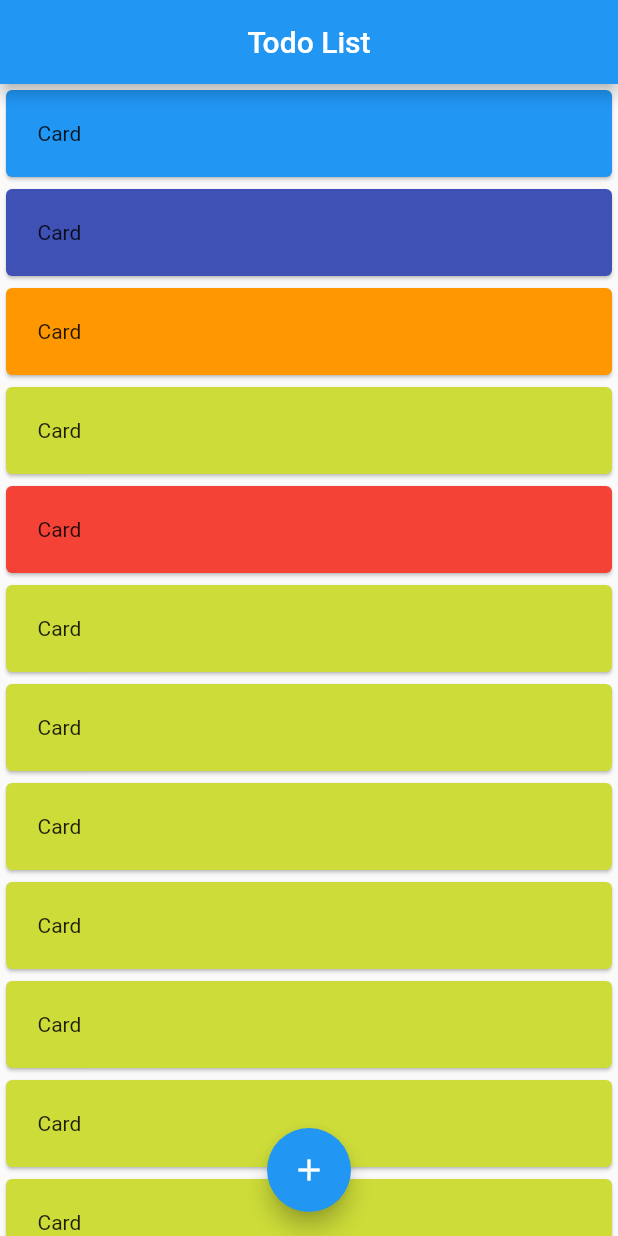
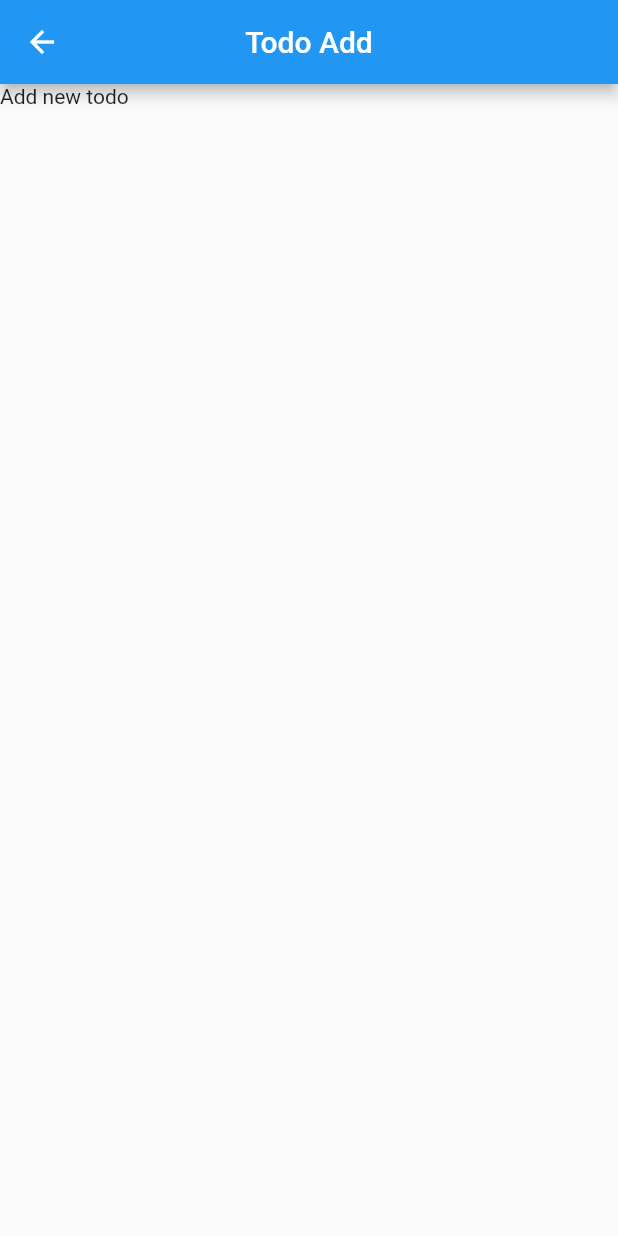
Before and after one commit to iRaySpace/flutter_todo, a Flutter app: the screen it shows after launch, after a tap on the "add" icon, on a phone screen of 412 x 824 dp. Run offline on Flutter 3.47's test engine with Material 2 defaults, Android fonts, the phone set to English and light mode, and no system bars.

Commit message:
feat: floating action button to todo_add

```diff
--- /dev/null
+++ b/lib/presentation/screens/todo_add/todo_add.dart
@@ -0,0 +1,15 @@
+import 'package:flutter/material.dart';
+
+
+class TodoAddScreen extends StatelessWidget {
+  @override
+  Widget build(BuildContext context) => Scaffold(
+    appBar: AppBar(
+      title: Text('Todo Add'),
+      centerTitle: true,
+    ),
+    body: Container(
+      child: Text('Add new todo')
+    ),
+  );
+}
--- a/lib/presentation/screens/todo_list/todo_list.dart
+++ b/lib/presentation/screens/todo_list/todo_list.dart
@@ -1,4 +1,6 @@
 import 'package:flutter/material.dart';
+import 'package:flutter_todo/presentation/screens/todo_add/todo_add.dart';
+
 import 'widgets/todo_card.dart';
 
 
@@ -11,7 +13,12 @@ class TodoListScreen extends StatelessWidget {
     ),
     floatingActionButton: FloatingActionButton(
       child: Icon(Icons.add),
-      onPressed: () { print('Add'); },
+      onPressed: () {
+        Navigator.push(
+          context,
+          MaterialPageRoute(builder: (context) => TodoAddScreen()),
+        );
+      },
     ),
     floatingActionButtonLocation: FloatingActionButtonLocation.centerFloat,
     body: Container(
```
Also changed, not shown: lib/presentation/screens/todo/todo.dart (deleted).
